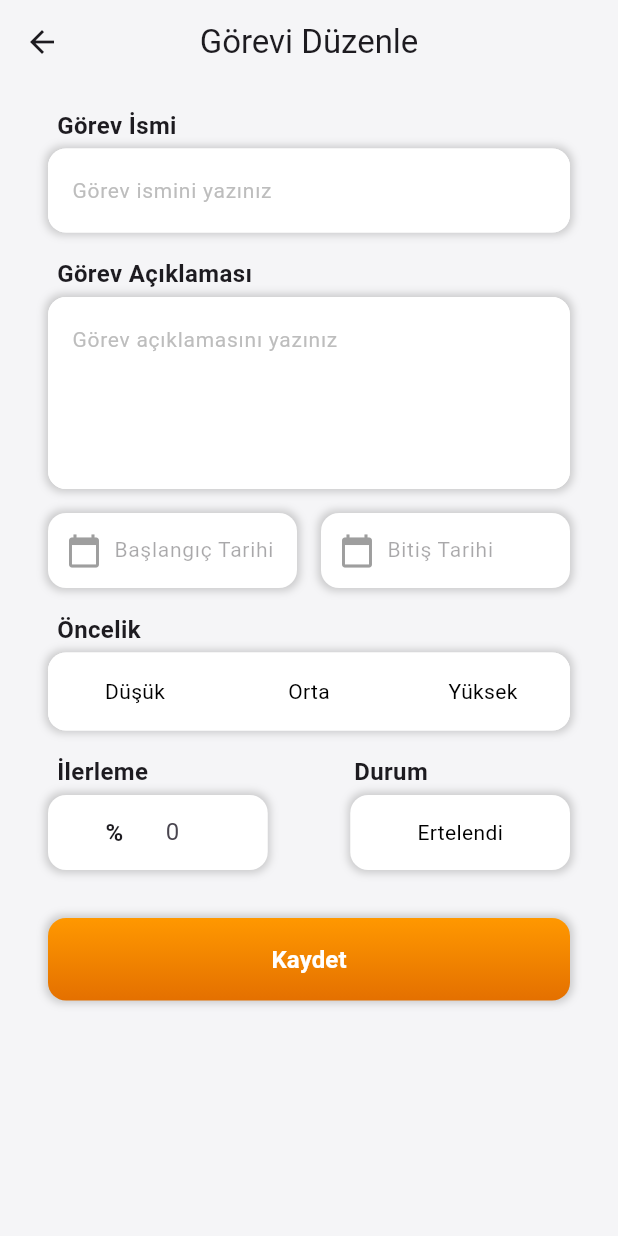
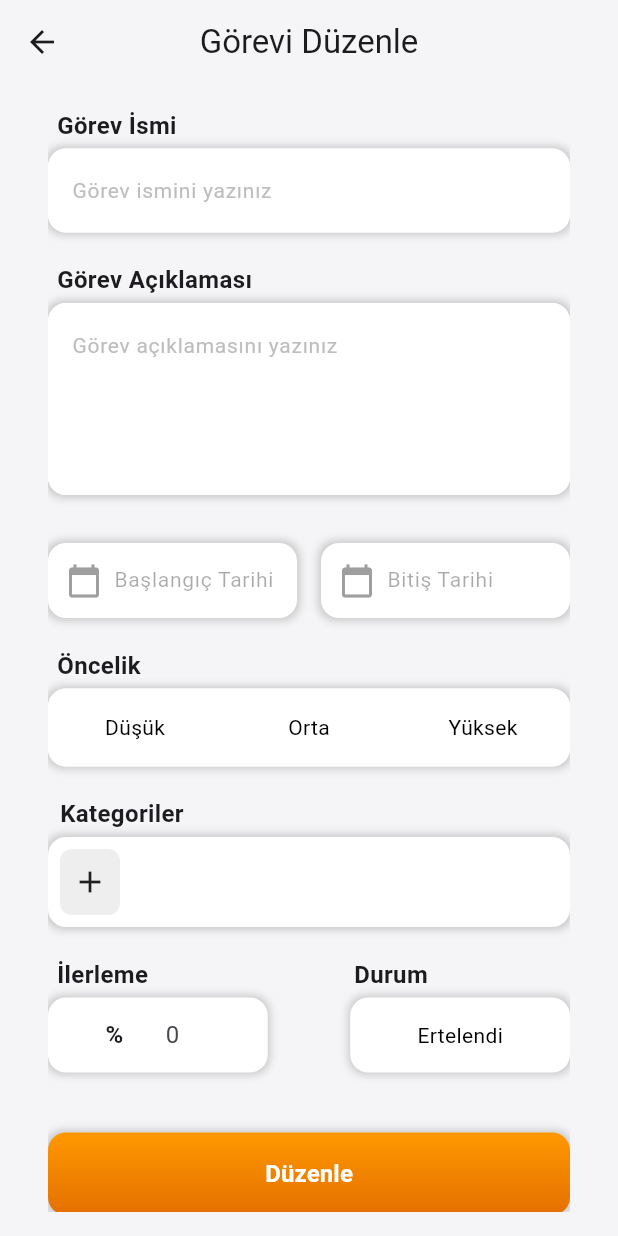
Before and after one commit to idilsg/TaskManagerApp, a Flutter app: the EditTaskPage screen opened by its route, on a phone screen of 412 x 824 dp. Run offline on Flutter 3.47's test engine with Material 3 defaults, Android fonts, the phone set to English and light mode, and no system bars; our stand-ins replace flutter_svg, percent_indicator.

Commit message:
edit task page

```diff
--- a/lib/main.dart
+++ b/lib/main.dart
@@ -25,7 +25,7 @@ class MyApp extends StatelessWidget {
       ),
       initialRoute: '/',
       routes: {
-        '/': (context) => const AddTaskPage(), // test için değiştiriyorum, login olacak
+        '/': (context) => const LoginPage(), // test için değiştiriyorum, login olacak
         '/tasks': (context) => const TasksPage(),
         '/taskdetails': (context) => const TaskDetailsPage(
           taskName: 'Görev Adı',
--- a/lib/pages/edittask.dart
+++ b/lib/pages/edittask.dart
@@ -1,19 +1,49 @@
 import 'package:flutter/material.dart';
-import 'package:taskmanagerapp/pages/tasks.dart';
+import 'package:taskmanagerapp/models/userinfos.dart';
+import 'package:taskmanagerapp/models/category.dart';
+//import 'package:taskmanagerapp/widgets/selectableitemrow.dart';
+import 'package:taskmanagerapp/widgets/selectablecategoryrow.dart';
 
-// görev detaylarından düzenleye girince açılacak görev düzenleme sayfası
-// seçtiğin görevin bilgileri gözükecek. üstüne düzenleme yapabileceksin
+// düzenleme sayfası
 
 class EditTaskPage extends StatefulWidget {
   const EditTaskPage({super.key});
 
   @override
-  _EditTaskPageState createState() => _EditTaskPageState();
+  _AddTaskPageState createState() => _AddTaskPageState();
 }
 
-class _EditTaskPageState extends State<EditTaskPage> {
+class _AddTaskPageState extends State<EditTaskPage> {
   final TextEditingController _startDateController = TextEditingController();
   final TextEditingController _endDateController = TextEditingController();
+  List<Category> selectedCategories = [];
+  List<User> selectedUsers = [];
+  List<Category> _categories = [];
+
+  void _handleCategorySelected(Category category) {
+    setState(() {
+      if (!_selectedCategories.contains(category)) {
+        _selectedCategories.add(category);
+      }
+    });
+  }
+
+  void _handleCategoryRemoved(Category category) {
+    setState(() {
+      _selectedCategories.remove(category);
+    });
+  }
+
+  List<Category> _selectedCategories = [];
+  void _onCategorySelected(Category category) {
+    setState(() {
+      if (_selectedCategories.contains(category)) {
+        _selectedCategories.remove(category);
+      } else {
+        _selectedCategories.add(category);
+      }
+    });
+  }
 
   Future<void> _selectDate(BuildContext context, TextEditingController controller) async {
     final DateTime? picked = await showDatePicker(
@@ -46,31 +76,34 @@ class _EditTaskPageState extends State<EditTaskPage> {
         backgroundColor: const Color(0xFFF5F5F7),
       ),
       body: Padding(
-        padding: const EdgeInsets.only(
-          left: 32,
-          right: 32,
-          top: 16,
-          bottom: 16
-        ),
+        padding: const EdgeInsets.symmetric(horizontal: 32, vertical: 16),
         child: SingleChildScrollView(
           child: Column(
             crossAxisAlignment: CrossAxisAlignment.start,
             children: <Widget>[
               const TaskName(),
-              const SizedBox(height: 16),
+              const SizedBox(height: 20),
               const TaskDescription(),
-              const SizedBox(height: 16),
+              const SizedBox(height: 32),
               dates(context),
-              const SizedBox(height: 16),
+              const SizedBox(height: 20),
               const TaskPriority(),
-              const SizedBox(height: 16),
-              // buraya kategori gelecek
-              // SizedBox(height: 16),
-              // buraya kişiler gelecek
-              // SizedBox(height: 16),
+              const SizedBox(height: 20),
+              const Padding(
+                padding: EdgeInsets.only(left: 8.0),
+                child: Text(
+                  'Kategoriler',
+                  style: TextStyle(fontSize: 16, fontWeight: FontWeight.bold),
+                ),
+              ),
+              SelectableCategoryRow(
+                categories: _categories,
+                onCategorySelected: _handleCategorySelected,
+              ),
+              const SizedBox(height: 20),
               const ProgressandStatus(),
-              const SizedBox(height: 32),
-              saveButton(context),
+              const SizedBox(height: 40),
+              editButton(context),
             ],
           ),
         ),
@@ -160,7 +193,7 @@ class _EditTaskPageState extends State<EditTaskPage> {
     );
   }
 
-  Center saveButton(BuildContext context) {
+  Center editButton(BuildContext context) {
     return Center(
       child: SizedBox(
         width: double.infinity,
@@ -182,14 +215,14 @@ class _EditTaskPageState extends State<EditTaskPage> {
           ),
           child: ElevatedButton(
             onPressed: () {
-              Navigator.of(context).pushReplacement(MaterialPageRoute(builder: (context) => const TasksPage()));
+              Navigator.pushReplacementNamed(context, '/taskdetails');
             },
             style: ElevatedButton.styleFrom(
               backgroundColor: Colors.transparent,
               shadowColor: Colors.transparent,
               padding: const EdgeInsets.symmetric(vertical: 16),
             ),
-            child: const Text('Kaydet',
+            child: const Text('Düzenle',
               style: TextStyle(
                 color: Colors.white,
                 fontWeight: FontWeight.bold,
@@ -321,6 +354,23 @@ class TaskPriority extends StatefulWidget {
 class _TaskPriorityState extends State<TaskPriority> {
   int selectedIndex = -1; // başlangıçta hiçbir seçenek seçilmemiş olacak
 
+  // Öncelik seviyesine göre renkleri tanımlıyoruz
+  Color getButtonColor(int index) {
+    if (selectedIndex == index) {
+      switch (index) {
+        case 0:
+          return Colors.lightGreen.withOpacity(0.6); // Düşük: Açık yeşil
+        case 1:
+          return Colors.orange.withOpacity(0.6); // Orta: Açık turuncu
+        case 2:
+          return Colors.redAccent.withOpacity(0.6); // Yüksek: Açık kırmızı
+        default:
+          return Colors.white;
+      }
+    }
+    return Colors.white; // Seçilmeyen butonun rengi
+  }
+
   @override
   Widget build(BuildContext context) {
     return Column(
@@ -361,9 +411,7 @@ class _TaskPriorityState extends State<TaskPriority> {
                   child: Container(
                     padding: const EdgeInsets.all(16),
                     decoration: BoxDecoration(
-                      color: selectedIndex == index
-                          ? const Color(0xFFE47000).withOpacity(0.6) // seçilen butonun rengi
-                          : Colors.white, // seçilmeyen butonun rengi
+                      color: getButtonColor(index), // Seçilen butona göre renk değişiyor
                       borderRadius: index == 0
                         ? const BorderRadius.only(
                           topLeft: Radius.circular(12),
@@ -518,7 +566,7 @@ class _ProgressandStatusState extends State<ProgressandStatus> {
                   padding: const EdgeInsets.all(8),
                   decoration: BoxDecoration(
                     color: isStatusSelected
-                    ? const Color(0xFFE47000).withOpacity(0.6)
+                    ? Colors.blue[200]
                     : Colors.white,
                     boxShadow: [
                       BoxShadow(
```
Also changed, not shown: lib/pages/addtask.dart (+20 -5 lines). Lines whose indentation alone changed are shown as unchanged.
